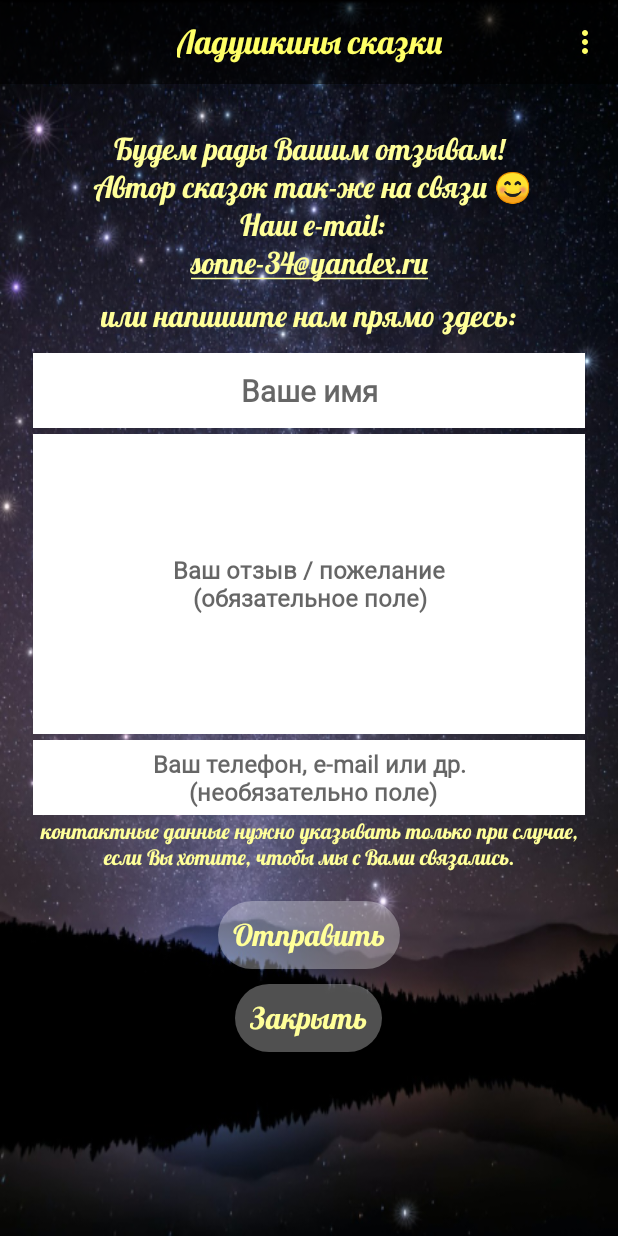
After one commit to sonnne34/LadushkinySkazki, an Android app: the FeedbackFragment screen opened through its navigation route, on a phone screen of 412 x 824 dp. The commit adds this screen. Run offline under Robolectric (Android 15) with nearby library versions, the phone set to English and light mode, and no system bars; our stand-ins replace Firebase (no records; nobody signed in at launch, a user with empty details on screens opened directly).

Commit message:
replace the dialog  with fragment (Feedback screen)

```diff
--- a/app/src/main/java/com/ladushkinySkazky/ladushkinnyskazki/domian/SkazkyRepository.kt
+++ b/app/src/main/java/com/ladushkinySkazky/ladushkinnyskazki/domian/SkazkyRepository.kt
@@ -2,6 +2,7 @@ package com.ladushkinySkazky.ladushkinnyskazki.domian
 
 import androidx.lifecycle.LiveData
 import com.ladushkinySkazky.ladushkinnyskazki.domian.models.CategorySkazkiModel
+import com.ladushkinySkazky.ladushkinnyskazki.domian.models.FeedbackModel
 import com.ladushkinySkazky.ladushkinnyskazki.domian.models.InteractiveModel
 import com.ladushkinySkazky.ladushkinnyskazki.domian.models.SkazkiCatModel
 
@@ -17,4 +18,10 @@ interface SkazkyRepository {
 
     fun getInteractiveList(): LiveData<List<InteractiveModel>>
 
+    suspend fun addFeedback(
+        feedbackModel: FeedbackModel,
+        onSuccess: () -> Unit,
+        onFail: (String) -> Unit
+    )
+
 }
--- /dev/null
+++ b/app/src/main/java/com/ladushkinySkazky/ladushkinnyskazki/domian/usecases/AddFeedbackUseCase.kt
@@ -0,0 +1,15 @@
+package com.ladushkinySkazky.ladushkinnyskazki.domian.usecases
+
+import com.ladushkinySkazky.ladushkinnyskazki.domian.SkazkyRepository
+import com.ladushkinySkazky.ladushkinnyskazki.domian.models.FeedbackModel
+
+class AddFeedbackUseCase(private val skazkyListRepository: SkazkyRepository) {
+
+    suspend fun addFeedbackUseCase(
+        feedbackModel: FeedbackModel,
+        onSuccess: () -> Unit,
+        onFail: (String) -> Unit,
+    ) {
+        return skazkyListRepository.addFeedback(feedbackModel, onSuccess, onFail)
+    }
+}
--- /dev/null
+++ b/app/src/main/java/com/ladushkinySkazky/ladushkinnyskazki/presentation/feedbackFragment/FeedbackFragment.kt
@@ -0,0 +1,96 @@
+package com.ladushkinySkazky.ladushkinnyskazki.presentation.feedbackFragment
+
+import android.os.Bundle
+import android.view.LayoutInflater
+import android.view.View
+import android.view.ViewGroup
+import android.widget.TextView
+import android.widget.Toast
+import androidx.fragment.app.Fragment
+import androidx.lifecycle.ViewModelProvider
+import androidx.navigation.fragment.findNavController
+import com.ladushkinySkazky.ladushkinnyskazki.R
+import com.ladushkinySkazky.ladushkinnyskazki.databinding.FragmentFeedbackBinding
+import com.ladushkinySkazky.ladushkinnyskazki.domian.models.FeedbackModel
+
+class FeedbackFragment : Fragment() {
+
+    private var _binding: FragmentFeedbackBinding? = null
+    private val binding: FragmentFeedbackBinding
+        get() = _binding ?: throw RuntimeException("FragmentFeedbackBinding == null")
+
+    lateinit var name: TextView
+    lateinit var feedback: TextView
+    lateinit var contact: TextView
+    lateinit var btnSend: TextView
+    lateinit var btnClose: TextView
+
+    private lateinit var viewModel: FeedbackViewModel
+
+    override fun onCreateView(
+        inflater: LayoutInflater,
+        container: ViewGroup?,
+        savedInstanceState: Bundle?,
+    ): View {
+        _binding = FragmentFeedbackBinding.inflate(layoutInflater)
+        return binding.root
+    }
+
+    override fun onViewCreated(view: View, savedInstanceState: Bundle?) {
+        super.onViewCreated(view, savedInstanceState)
+        setupViews()
+        observeViewModel()
+        onClickListenerSend()
+        onClickListenerClose()
+    }
+
+    private fun setupViews() {
+        with(binding) {
+            name = edtNameMenuDialog
+            feedback = edtFeedbackMenuDialog
+            contact = edtContactMenuDialog
+            btnSend = imgBtnSendMenuDialog
+            btnClose = btnCloseMenuDialog
+        }
+    }
+
+    private fun observeViewModel() {
+        viewModel = ViewModelProvider(this)[FeedbackViewModel::class.java]
+    }
+
+    private fun onClickListenerSend() {
+        btnSend.setOnClickListener {
+            if (feedback.text.isNotEmpty()) {
+                val nameText = name.text.toString()
+                val feedbackText = feedback.text.toString()
+                val contactText = contact.text.toString()
+                viewModel.addFeedback(FeedbackModel(nameText, feedbackText, contactText),
+                    onSuccess = {
+                        showToast(getString(R.string.toast_thanks))
+                        findNavController().popBackStack()
+                    },
+                    onFail = {
+                        showToast(getString(R.string.toast_error_send_feedback))
+                        findNavController().popBackStack()
+                    })
+            } else {
+                showToast(getString(R.string.toast_empty_message))
+            }
+        }
+    }
+
+    private fun onClickListenerClose() {
+        btnClose.setOnClickListener {
+            findNavController().popBackStack()
+        }
+    }
+
+    private fun showToast(message: String) {
+        Toast.makeText(activity, message, Toast.LENGTH_SHORT).show()
+    }
+
+    override fun onDestroy() {
+        super.onDestroy()
+        _binding = null
+    }
+}
--- /dev/null
+++ b/app/src/main/java/com/ladushkinySkazky/ladushkinnyskazki/presentation/feedbackFragment/FeedbackViewModel.kt
@@ -0,0 +1,25 @@
+package com.ladushkinySkazky.ladushkinnyskazki.presentation.feedbackFragment
+
+import android.app.Application
+import androidx.lifecycle.AndroidViewModel
+import androidx.lifecycle.viewModelScope
+import com.ladushkinySkazky.ladushkinnyskazki.data.SkazkyRepositoryImpl
+import com.ladushkinySkazky.ladushkinnyskazki.domian.models.FeedbackModel
+import com.ladushkinySkazky.ladushkinnyskazki.domian.usecases.AddFeedbackUseCase
+import kotlinx.coroutines.Dispatchers
+import kotlinx.coroutines.launch
+
+class FeedbackViewModel(application: Application) : AndroidViewModel(application) {
+    private val repository = SkazkyRepositoryImpl
+    private val addFeedbackUseCase = AddFeedbackUseCase(repository)
+
+    fun addFeedback(
+        feedbackModel: FeedbackModel,
+        onSuccess: () -> Unit,
+        onFail: (String) -> Unit,
+    ) {
+        viewModelScope.launch(Dispatchers.IO) {
+            addFeedbackUseCase.addFeedbackUseCase(feedbackModel, onSuccess, onFail)
+        }
+    }
+}
--- /dev/null
+++ b/app/src/main/res/layout/fragment_feedback.xml
@@ -0,0 +1,149 @@
+<?xml version="1.0" encoding="utf-8"?>
+<ScrollView xmlns:android="http://schemas.android.com/apk/res/android"
+    android:layout_width="match_parent"
+    android:layout_height="match_parent"
+    android:layout_gravity="center_horizontal"
+    android:gravity="center">
+
+    <LinearLayout
+        android:layout_width="match_parent"
+        android:layout_height="wrap_content"
+        android:layout_gravity="center_horizontal"
+        android:orientation="vertical"
+        android:padding="20dp">
+
+        <TextView
+            android:id="@+id/txt_text_menu_dialog"
+            android:layout_width="match_parent"
+            android:layout_height="wrap_content"
+            android:layout_marginTop="7dp"
+            android:fontFamily="@font/font_lobster"
+            android:gravity="center"
+            android:text="@string/txt_text_feedback"
+            android:textColor="@color/yellowLight"
+            android:textSize="20sp" />
+
+        <TextView
+            android:id="@+id/txt_email_address_menu_dialog"
+            android:layout_width="wrap_content"
+            android:layout_height="wrap_content"
+            android:layout_gravity="center"
+            android:fontFamily="@font/font_lobster"
+            android:gravity="center"
+            android:text="@string/txt_address_email"
+            android:textColor="@color/yellowLight"
+            android:textIsSelectable="true"
+            android:textSize="20sp" />
+
+        <TextView
+            android:id="@+id/txt_header_menu_dialog"
+            android:layout_width="wrap_content"
+            android:layout_height="wrap_content"
+            android:layout_gravity="center"
+            android:layout_margin="10dp"
+            android:fontFamily="@font/font_lobster"
+            android:gravity="center"
+            android:text="@string/txt_feedback_here"
+            android:textColor="@color/yellowLight"
+            android:textSize="20sp" />
+
+        <EditText
+            android:id="@+id/edt_name_menu_dialog"
+            android:layout_width="match_parent"
+            android:layout_height="wrap_content"
+            android:layout_gravity="center"
+            android:layout_margin="2dp"
+            android:autofillHints=""
+            android:background="@color/white"
+            android:fontFamily="@font/font_first_time_writing"
+            android:gravity="center"
+            android:hint="@string/txt_your_name"
+            android:inputType="textMultiLine"
+            android:maxHeight="50dp"
+            android:minHeight="50dp"
+            android:padding="2dp"
+            android:textColor="@color/blackTrans"
+            android:textSize="20sp"
+            android:textStyle="bold" />
+
+        <EditText
+            android:id="@+id/edt_feedback_menu_dialog"
+            android:layout_width="match_parent"
+            android:layout_height="wrap_content"
+            android:layout_gravity="center"
+            android:layout_margin="2dp"
+            android:autofillHints=""
+            android:background="@color/white"
+            android:fontFamily="@font/font_first_time_writing"
+            android:gravity="center"
+            android:hint="@string/txt_your_feedback"
+            android:inputType="textMultiLine"
+            android:maxHeight="200dp"
+            android:minHeight="200dp"
+            android:padding="2dp"
+            android:textColor="@color/blackTrans"
+            android:textSize="16sp"
+            android:textStyle="bold" />
+
+        <EditText
+            android:id="@+id/edt_contact_menu_dialog"
+            android:layout_width="match_parent"
+            android:layout_height="wrap_content"
+            android:layout_gravity="center"
+            android:layout_margin="2dp"
+            android:autofillHints=""
+            android:background="@color/white"
+            android:fontFamily="@font/font_first_time_writing"
+            android:gravity="center"
+            android:hint="@string/txt_contact"
+            android:inputType="textEmailAddress"
+            android:maxHeight="100dp"
+            android:minHeight="50dp"
+            android:padding="2dp"
+            android:textColor="@color/blackTrans"
+            android:textSize="16sp"
+            android:textStyle="bold" />
+
+        <TextView
+            android:id="@+id/txt_star"
+            android:layout_width="wrap_content"
+            android:layout_height="wrap_content"
+            android:layout_gravity="center"
+            android:fontFamily="@font/font_lobster"
+            android:gravity="center"
+            android:text="@string/txt_dialog_star"
+            android:textColor="@color/yellowLight"
+            android:textIsSelectable="true"
+            android:textSize="14sp" />
+
+        <TextView
+            android:id="@+id/img_btn_send_menu_dialog"
+            android:layout_width="wrap_content"
+            android:layout_height="wrap_content"
+            android:layout_gravity="center"
+            android:layout_marginTop="20dp"
+            android:layout_marginBottom="10dp"
+            android:background="@drawable/round_button"
+            android:fontFamily="@font/font_lobster"
+            android:gravity="center"
+            android:padding="10dp"
+            android:text="@string/send"
+            android:textColor="@color/yellowLight"
+            android:textSize="20sp" />
+
+        <TextView
+            android:id="@+id/btn_close_menu_dialog"
+            android:layout_width="wrap_content"
+            android:layout_height="wrap_content"
+            android:layout_gravity="center"
+            android:layout_marginBottom="40dp"
+            android:background="@drawable/round_button"
+            android:fontFamily="@font/font_lobster"
+            android:gravity="center"
+            android:padding="10dp"
+            android:text="@string/close"
+            android:textColor="@color/yellowLight"
+            android:textSize="20sp" />
+
+    </LinearLayout>
+</ScrollView>
--- a/app/src/main/res/navigation/navigation.xml
+++ b/app/src/main/res/navigation/navigation.xml
@@ -23,6 +23,9 @@
         <action
             android:id="@+id/action_mainFragment_to_snakeActivity"
             app:destination="@id/snakeActivity" />
+        <action
+            android:id="@+id/action_mainFragment_to_feedbackFragment"
+            app:destination="@id/feedbackFragment" />
     </fragment>
     <fragment
         android:id="@+id/skazkyFragment"
@@ -55,4 +58,8 @@
         android:name="com.ladushkinySkazky.ladushkinnyskazki.presentation.snakeActivity.SnakeActivity"
         android:label="activity_snake"
         tools:layout="@layout/activity_snake" />
+    <fragment
+        android:id="@+id/feedbackFragment"
+        android:name="com.ladushkinySkazky.ladushkinnyskazki.presentation.feedbackFragment.FeedbackFragment"
+        android:label="FeedbackFragment" />
 </navigation>
--- a/app/src/main/res/values/strings.xml
+++ b/app/src/main/res/values/strings.xml
@@ -34,7 +34,7 @@
     <string name="txt_feedback_here">или напишите нам прямо здесь:</string>
     <string name="txt_your_name">Ваше имя</string>
     <string name="txt_your_feedback">Ваш отзыв / пожелание\n(обязательное поле)</string>
-    <string name="txt_contact">Ваш телефон, e-mail или др.*</string>
+    <string name="txt_contact">Ваш телефон, e-mail или др.\n (необязательно поле)</string>
     <string name="send">Отправить</string>
     <string name="close">Закрыть</string>
     <string name="description_image_sk">Картинка для сказки</string>
@@ -60,7 +60,7 @@
     <string name="description_btn_sound">Включение/отключение звуков</string>
     <string name="about_us">О нас</string>
     <string name="txt_menu_feedback">Оставить отзыв</string>
-    <string name="txt_dialog_star">*контактные данные нужны только при случае, если Вы хотите, чтобы мы с Вами связались.</string>
+    <string name="txt_dialog_star">контактные данные нужно указывать только при случае, если Вы хотите, чтобы мы с Вами связались.</string>
     <string name="toast_empty_message">Ой, Вы совсем ничего не написали!)</string>
     <string name="toast_thanks">Спасибочки!</string>
     <string name="toast_check_network">Проверьте подключение к интернету</string>
```
Also changed, not shown: app/src/main/java/com/ladushkinySkazky/ladushkinnyskazki/data/SkazkyRepositoryImpl.kt (+9 -0 lines), app/src/main/java/com/ladushkinySkazky/ladushkinnyskazki/data/firebase/AddDataFB.kt (renamed from app/src/main/java/com/ladushkinySkazky/ladushkinnyskazki/data/firebase/SendDataFB.kt, +12 -10 lines), app/src/main/java/com/ladushkinySkazky/ladushkinnyskazki/domian/models/FeedbackModel.kt (added, +7 -0 lines), app/src/main/java/com/ladushkinySkazky/ladushkinnyskazki/presentation/MainActivity.kt (+5 -2 lines), app/src/main/java/com/ladushkinySkazky/ladushkinnyskazki/presentation/mainFragment/FeedbackMainMenuDialog.kt (deleted, +0 -67 lines), app/src/main/res/layout/activity_main.xml (+2 -9 lines).
